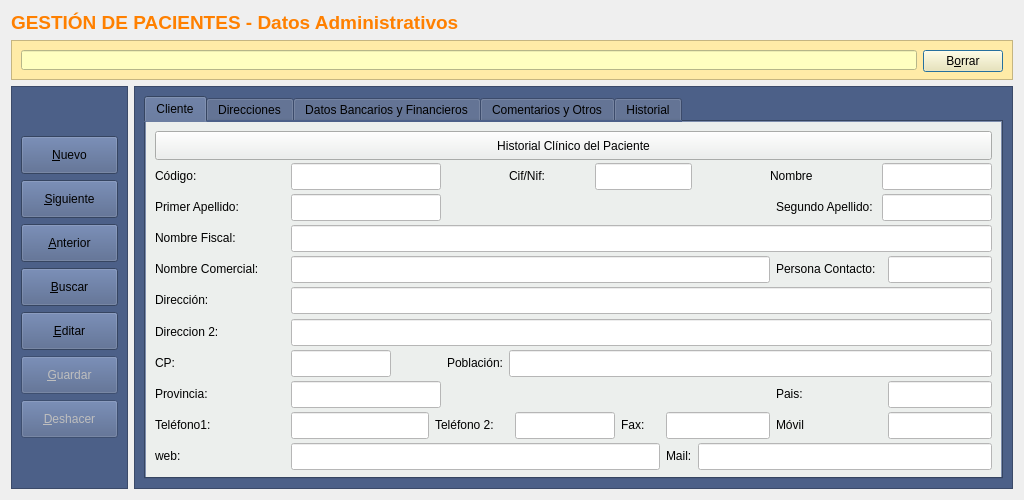
Qt form Zona_Pacientes/frmClientes.ui (arcnexus/RedFoX) before a commit.
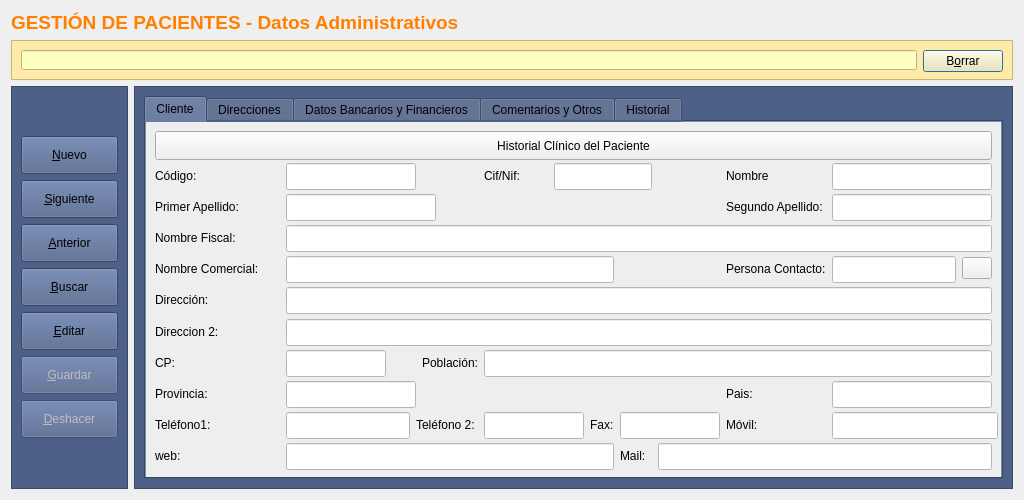
The same form after that commit. Icons and pictures are not drawn.

```diff
--- a/Zona_Pacientes/frmClientes.ui
+++ b/Zona_Pacientes/frmClientes.ui
@@ -1202,153 +1202,30 @@
           <attribute name="title">
            <string>Cliente</string>
           </attribute>
-          <layout class="QGridLayout" name="gridLayout_7">
-           <item row="0" column="0">
             <layout class="QGridLayout" name="gridLayout_2">
-             <item row="7" column="1" colspan="2">
-              <widget class="QLineEdit" name="txtcCp">
+           <item row="0" column="0" colspan="12">
+            <widget class="QPushButton" name="btnFichaPaciente">
                <property name="minimumSize">
                 <size>
                  <width>0</width>
-                 <height>27</height>
-                </size>
-               </property>
-               <property name="maximumSize">
-                <size>
-                 <width>100</width>
-                 <height>16777215</height>
-                </size>
-               </property>
+               <height>29</height>
+              </size>
+             </property>
                <property name="styleSheet">
-                <string notr="true">background-color: rgb(255, 255, 255);</string>
-               </property>
-              </widget>
-             </item>
-             <item row="8" column="0">
-              <widget class="QLabel" name="label_17">
+              <string notr="true"/>
+             </property>
                <property name="text">
-                <string>Provincia:                    </string>
-               </property>
-              </widget>
-             </item>
-             <item row="8" column="1" colspan="3">
-              <widget class="QLineEdit" name="txtcProvincia">
-               <property name="minimumSize">
-                <size>
-                 <width>0</width>
-                 <height>27</height>
-                </size>
-               </property>
-               <property name="maximumSize">
+              <string>Historial Clínico del Paciente</string>
+             </property>
+             <property name="icon">
+              <iconset resource="../terra.qrc">
+               <normaloff>:/Icons/PNG/medic.png</normaloff>:/Icons/PNG/medic.png</iconset>
+             </property>
+             <property name="iconSize">
                 <size>
-                 <width>150</width>
-                 <height>16777215</height>
-                </size>
-               </property>
-               <property name="styleSheet">
-                <string notr="true">background-color: rgb(255, 255, 255);</string>
-               </property>
-              </widget>
-             </item>
-             <item row="9" column="0">
-              <widget class="QLabel" name="label_19">
-               <property name="text">
-                <string>Teléfono1:                   </string>
-               </property>
-              </widget>
-             </item>
-             <item row="9" column="12" colspan="3">
-              <widget class="QLineEdit" name="txtcFax">
-               <property name="minimumSize">
-                <size>
-                 <width>100</width>
-                 <height>27</height>
-                </size>
-               </property>
-               <property name="styleSheet">
-                <string notr="true">background-color: rgb(255, 255, 255);</string>
-               </property>
-              </widget>
-             </item>
-             <item row="10" column="0">
-              <widget class="QLabel" name="label_23">
-               <property name="text">
-                <string>web:                              </string>
-               </property>
-              </widget>
-             </item>
-             <item row="8" column="4" colspan="10">
-              <spacer name="horizontalSpacer_4">
-               <property name="orientation">
-                <enum>Qt::Horizontal</enum>
-               </property>
-               <property name="sizeHint" stdset="0">
-                <size>
-                 <width>40</width>
-                 <height>20</height>
-                </size>
-               </property>
-              </spacer>
-             </item>
-             <item row="10" column="1" colspan="11">
-              <widget class="QLineEdit" name="txtcWeb">
-               <property name="minimumSize">
-                <size>
-                 <width>0</width>
-                 <height>27</height>
-                </size>
-               </property>
-               <property name="styleSheet">
-                <string notr="true">background-color: rgb(255, 255, 255);</string>
-               </property>
-               <property name="locale">
-                <locale language="Catalan" country="Spain"/>
-               </property>
-              </widget>
-             </item>
-             <item row="10" column="13" colspan="5">
-              <widget class="QLineEdit" name="txtcEMail">
-               <property name="minimumSize">
-                <size>
-                 <width>0</width>
-                 <height>27</height>
-                </size>
-               </property>
-               <property name="styleSheet">
-                <string notr="true">background-color: rgb(255, 255, 255);</string>
-               </property>
-              </widget>
-             </item>
-             <item row="10" column="12">
-              <widget class="QLabel" name="label_24">
-               <property name="text">
-                <string>Mail:</string>
-               </property>
-              </widget>
-             </item>
-             <item row="9" column="6" colspan="4">
-              <widget class="QLineEdit" name="txtcTelefono2">
-               <property name="minimumSize">
-                <size>
-                 <width>100</width>
-                 <height>27</height>
-                </size>
-               </property>
-               <property name="styleSheet">
-                <string notr="true">background-color: rgb(255, 255, 255);</string>
-               </property>
-              </widget>
-             </item>
-             <item row="4" column="1" colspan="14">
-              <widget class="QLineEdit" name="txtcNombreComercial">
-               <property name="minimumSize">
-                <size>
-                 <width>0</width>
-                 <height>27</height>
-                </size>
-               </property>
-               <property name="styleSheet">
-                <string notr="true">background-color: rgb(255, 255, 255);</string>
+               <width>21</width>
+               <height>21</height>
+              </size>
                </property>
               </widget>
              </item>
@@ -1359,7 +1236,7 @@
                </property>
               </widget>
              </item>
-             <item row="1" column="1" colspan="3">
+           <item row="1" column="1" colspan="2">
               <widget class="QLineEdit" name="txtcCodigoCliente">
                <property name="minimumSize">
                 <size>
@@ -1375,20 +1252,61 @@
                </property>
               </widget>
              </item>
-             <item row="1" column="4">
+           <item row="1" column="3">
               <spacer name="horizontalSpacer">
                <property name="orientation">
                 <enum>Qt::Horizontal</enum>
                </property>
                <property name="sizeHint" stdset="0">
                 <size>
-                 <width>40</width>
+               <width>67</width>
                  <height>20</height>
                 </size>
                </property>
               </spacer>
              </item>
-             <item row="1" column="16" colspan="2">
+           <item row="1" column="4">
+            <widget class="QLabel" name="label_2">
+             <property name="text">
+              <string>Cif/Nif:</string>
+             </property>
+            </widget>
+           </item>
+           <item row="1" column="5" colspan="3">
+            <widget class="QLineEdit" name="txtcCifNif">
+             <property name="minimumSize">
+              <size>
+               <width>0</width>
+               <height>27</height>
+              </size>
+             </property>
+             <property name="styleSheet">
+              <string notr="true">background-color: rgb(255, 255, 255);
+</string>
+             </property>
+            </widget>
+           </item>
+           <item row="1" column="8">
+            <spacer name="horizontalSpacer_2">
+             <property name="orientation">
+              <enum>Qt::Horizontal</enum>
+             </property>
+             <property name="sizeHint" stdset="0">
+              <size>
+               <width>52</width>
+               <height>20</height>
+              </size>
+             </property>
+            </spacer>
+           </item>
+           <item row="1" column="9">
+            <widget class="QLabel" name="label_3">
+             <property name="text">
+              <string>Nombre</string>
+             </property>
+            </widget>
+           </item>
+           <item row="1" column="10" colspan="2">
               <widget class="QLineEdit" name="txtcNombre">
                <property name="minimumSize">
                 <size>
@@ -1411,7 +1329,7 @@
                </property>
               </widget>
              </item>
-             <item row="2" column="1" colspan="3">
+           <item row="2" column="1" colspan="2">
               <widget class="QLineEdit" name="txtPrimerApellido">
                <property name="minimumSize">
                 <size>
@@ -1424,6 +1342,118 @@
                </property>
               </widget>
              </item>
+           <item row="2" column="9">
+            <widget class="QLabel" name="label_5">
+             <property name="text">
+              <string>Segundo Apellido:</string>
+             </property>
+            </widget>
+           </item>
+           <item row="2" column="10" colspan="2">
+            <widget class="QLineEdit" name="txtSegundoApellido">
+             <property name="minimumSize">
+              <size>
+               <width>0</width>
+               <height>27</height>
+              </size>
+             </property>
+             <property name="styleSheet">
+              <string notr="true">background-color: rgb(255, 255, 255);</string>
+             </property>
+            </widget>
+           </item>
+           <item row="3" column="0">
+            <widget class="QLabel" name="label_11">
+             <property name="text">
+              <string>Nombre Fiscal:          </string>
+             </property>
+            </widget>
+           </item>
+           <item row="3" column="1" colspan="11">
+            <widget class="QLineEdit" name="txtcNombreFiscal">
+             <property name="minimumSize">
+              <size>
+               <width>0</width>
+               <height>27</height>
+              </size>
+             </property>
+             <property name="styleSheet">
+              <string notr="true">background-color: rgb(255, 255, 255);</string>
+             </property>
+            </widget>
+           </item>
+           <item row="4" column="0">
+            <widget class="QLabel" name="label_12">
+             <property name="text">
+              <string>Nombre Comercial:</string>
+             </property>
+            </widget>
+           </item>
+           <item row="4" column="1" colspan="6">
+            <widget class="QLineEdit" name="txtcNombreComercial">
+             <property name="minimumSize">
+              <size>
+               <width>0</width>
+               <height>27</height>
+              </size>
+             </property>
+             <property name="maximumSize">
+              <size>
+               <width>367</width>
+               <height>16777215</height>
+              </size>
+             </property>
+             <property name="styleSheet">
+              <string notr="true">background-color: rgb(255, 255, 255);</string>
+             </property>
+            </widget>
+           </item>
+           <item row="4" column="9">
+            <widget class="QLabel" name="label_41">
+             <property name="text">
+              <string>Persona Contacto:</string>
+             </property>
+            </widget>
+           </item>
+           <item row="4" column="10">
+            <widget class="QLineEdit" name="txtcPersonaContacto">
+             <property name="minimumSize">
+              <size>
+               <width>0</width>
+               <height>27</height>
+              </size>
+             </property>
+             <property name="styleSheet">
+              <string notr="true">background-color: rgb(255, 255, 255);</string>
+             </property>
+            </widget>
+           </item>
+           <item row="4" column="11">
+            <widget class="QPushButton" name="btnOtrosContactos">
+             <property name="maximumSize">
+              <size>
+               <width>30</width>
+               <height>16777215</height>
+              </size>
+             </property>
+             <property name="toolTip">
+              <string>Otras personas de contacto</string>
+             </property>
+             <property name="text">
+              <string/>
+             </property>
+             <property name="icon">
+              <iconset resource="../terra.qrc">
+               <normaloff>:/Icons/PNG/users.png</normaloff>:/Icons/PNG/users.png</iconset>
+             </property>
+             <property name="iconSize">
+              <size>
+               <width>13</width>
+               <height>24</height>
+              </size>
+             </property>
+            </widget>
+           </item>
              <item row="5" column="0">
               <widget class="QLabel" name="label_13">
                <property name="text">
@@ -1431,6 +1461,19 @@
                </property>
               </widget>
              </item>
+           <item row="5" column="1" colspan="11">
+            <widget class="QLineEdit" name="txtcDireccion1">
+             <property name="minimumSize">
+              <size>
+               <width>0</width>
+               <height>27</height>
+              </size>
+             </property>
+             <property name="styleSheet">
+              <string notr="true">background-color: rgb(255, 255, 255);</string>
+             </property>
+            </widget>
+           </item>
              <item row="6" column="0">
               <widget class="QLabel" name="label_14">
                <property name="text">
@@ -1438,6 +1481,19 @@
                </property>
               </widget>
              </item>
+           <item row="6" column="1" colspan="11">
+            <widget class="QLineEdit" name="txtcDireccion2">
+             <property name="minimumSize">
+              <size>
+               <width>0</width>
+               <height>27</height>
+              </size>
+             </property>
+             <property name="styleSheet">
+              <string notr="true">background-color: rgb(255, 255, 255);</string>
+             </property>
+            </widget>
+           </item>
              <item row="7" column="0">
               <widget class="QLabel" name="label_15">
                <property name="text">
@@ -1445,33 +1501,111 @@
                </property>
               </widget>
              </item>
-             <item row="9" column="15" colspan="2">
-              <widget class="QLabel" name="label_22">
+           <item row="7" column="1">
+            <widget class="QLineEdit" name="txtcCp">
+             <property name="minimumSize">
+              <size>
+               <width>0</width>
+               <height>27</height>
+              </size>
+             </property>
+             <property name="maximumSize">
+              <size>
+               <width>100</width>
+               <height>16777215</height>
+              </size>
+             </property>
+             <property name="styleSheet">
+              <string notr="true">background-color: rgb(255, 255, 255);</string>
+             </property>
+            </widget>
+           </item>
+           <item row="7" column="3">
+            <widget class="QLabel" name="label_16">
                <property name="text">
-                <string>Móvil</string>
+              <string>Población:</string>
                </property>
               </widget>
              </item>
-             <item row="1" column="5" colspan="4">
-              <widget class="QLabel" name="label_2">
+           <item row="7" column="4" colspan="8">
+            <widget class="QLineEdit" name="txtcPoblacion">
+             <property name="minimumSize">
+              <size>
+               <width>0</width>
+               <height>27</height>
+              </size>
+             </property>
+             <property name="styleSheet">
+              <string notr="true">background-color: rgb(255, 255, 255);</string>
+             </property>
+            </widget>
+           </item>
+           <item row="8" column="0">
+            <widget class="QLabel" name="label_17">
                <property name="text">
-                <string>Cif/Nif:</string>
+              <string>Provincia:                    </string>
                </property>
               </widget>
              </item>
-             <item row="9" column="17">
-              <widget class="QLineEdit" name="txtcMovil">
+           <item row="8" column="1" colspan="2">
+            <widget class="QLineEdit" name="txtcProvincia">
                <property name="minimumSize">
                 <size>
                  <width>0</width>
                  <height>27</height>
                 </size>
                </property>
+             <property name="maximumSize">
+              <size>
+               <width>150</width>
+               <height>16777215</height>
+              </size>
+             </property>
                <property name="styleSheet">
                 <string notr="true">background-color: rgb(255, 255, 255);</string>
                </property>
               </widget>
              </item>
+           <item row="8" column="3">
+            <spacer name="horizontalSpacer_4">
+             <property name="orientation">
+              <enum>Qt::Horizontal</enum>
+             </property>
+             <property name="sizeHint" stdset="0">
+              <size>
+               <width>67</width>
+               <height>20</height>
+              </size>
+             </property>
+            </spacer>
+           </item>
+           <item row="8" column="9">
+            <widget class="QLabel" name="label_18">
+             <property name="text">
+              <string>Pais:</string>
+             </property>
+            </widget>
+           </item>
+           <item row="8" column="10" colspan="2">
+            <widget class="QLineEdit" name="txtcPais">
+             <property name="minimumSize">
+              <size>
+               <width>0</width>
+               <height>27</height>
+              </size>
+             </property>
+             <property name="styleSheet">
+              <string notr="true">background-color: rgb(255, 255, 255);</string>
+             </property>
+            </widget>
+           </item>
+           <item row="9" column="0">
+            <widget class="QLabel" name="label_19">
+             <property name="text">
+              <string>Teléfono1:                   </string>
+             </property>
+            </widget>
+           </item>
              <item row="9" column="1">
               <widget class="QLineEdit" name="txtcTelefono1">
                <property name="minimumSize">
@@ -1485,227 +1619,121 @@
                </property>
               </widget>
              </item>
-             <item row="9" column="2" colspan="4">
+           <item row="9" column="2" colspan="2">
               <widget class="QLabel" name="label_20">
                <property name="text">
                 <string>Teléfono 2:</string>
                </property>
               </widget>
              </item>
-             <item row="9" column="10" colspan="2">
+           <item row="9" column="4" colspan="2">
+            <widget class="QLineEdit" name="txtcTelefono2">
+             <property name="minimumSize">
+              <size>
+               <width>100</width>
+               <height>27</height>
+              </size>
+             </property>
+             <property name="styleSheet">
+              <string notr="true">background-color: rgb(255, 255, 255);</string>
+             </property>
+            </widget>
+           </item>
+           <item row="9" column="6">
               <widget class="QLabel" name="label_21">
                <property name="text">
                 <string>Fax:</string>
                </property>
               </widget>
              </item>
-             <item row="2" column="4" colspan="2">
+           <item row="9" column="7" colspan="2">
+            <widget class="QLineEdit" name="txtcFax">
+             <property name="minimumSize">
+              <size>
+               <width>100</width>
+               <height>27</height>
+              </size>
+             </property>
+             <property name="styleSheet">
+              <string notr="true">background-color: rgb(255, 255, 255);</string>
+             </property>
+            </widget>
+           </item>
+           <item row="9" column="9">
+            <widget class="QLabel" name="label_22">
+             <property name="text">
+              <string>Móvil:</string>
+             </property>
+            </widget>
+           </item>
+           <item row="9" column="10" colspan="2">
+            <widget class="QLineEdit" name="txtcMovil">
+             <property name="minimumSize">
+              <size>
+               <width>166</width>
+               <height>27</height>
+              </size>
+             </property>
+             <property name="styleSheet">
+              <string notr="true">background-color: rgb(255, 255, 255);</string>
+             </property>
+            </widget>
+           </item>
+           <item row="10" column="0">
+            <widget class="QLabel" name="label_23">
+             <property name="text">
+              <string>web:                              </string>
+             </property>
+            </widget>
+           </item>
+           <item row="10" column="1" colspan="6">
+            <widget class="QLineEdit" name="txtcWeb">
+             <property name="minimumSize">
+              <size>
+               <width>0</width>
+               <height>27</height>
+              </size>
+             </property>
+             <property name="styleSheet">
+              <string notr="true">background-color: rgb(255, 255, 255);</string>
+             </property>
+             <property name="locale">
+              <locale language="Catalan" country="Spain"/>
+             </property>
+            </widget>
+           </item>
+           <item row="10" column="7">
+            <widget class="QLabel" name="label_24">
+             <property name="text">
+              <string>Mail:</string>
+             </property>
+            </widget>
+           </item>
+           <item row="10" column="8" colspan="4">
+            <widget class="QLineEdit" name="txtcEMail">
+             <property name="minimumSize">
+              <size>
+               <width>0</width>
+               <height>27</height>
+              </size>
+             </property>
+             <property name="styleSheet">
+              <string notr="true">background-color: rgb(255, 255, 255);</string>
+             </property>
+            </widget>
+           </item>
+           <item row="2" column="4">
               <spacer name="horizontalSpacer_3">
                <property name="orientation">
                 <enum>Qt::Horizontal</enum>
                </property>
                <property name="sizeHint" stdset="0">
                 <size>
-                 <width>40</width>
+               <width>67</width>
                  <height>20</height>
                 </size>
                </property>
               </spacer>
-             </item>
-             <item row="3" column="0">
-              <widget class="QLabel" name="label_11">
-               <property name="text">
-                <string>Nombre Fiscal:          </string>
-               </property>
-              </widget>
-             </item>
-             <item row="4" column="0">
-              <widget class="QLabel" name="label_12">
-               <property name="text">
-                <string>Nombre Comercial:</string>
-               </property>
-              </widget>
-             </item>
-             <item row="2" column="15">
-              <widget class="QLabel" name="label_5">
-               <property name="text">
-                <string>Segundo Apellido:</string>
-               </property>
-              </widget>
-             </item>
-             <item row="2" column="16" colspan="2">
-              <widget class="QLineEdit" name="txtSegundoApellido">
-               <property name="minimumSize">
-                <size>
-                 <width>0</width>
-                 <height>27</height>
-                </size>
-               </property>
-               <property name="styleSheet">
-                <string notr="true">background-color: rgb(255, 255, 255);</string>
-               </property>
-              </widget>
-             </item>
-             <item row="3" column="1" colspan="17">
-              <widget class="QLineEdit" name="txtcNombreFiscal">
-               <property name="minimumSize">
-                <size>
-                 <width>0</width>
-                 <height>27</height>
-                </size>
-               </property>
-               <property name="styleSheet">
-                <string notr="true">background-color: rgb(255, 255, 255);</string>
-               </property>
-              </widget>
-             </item>
-             <item row="5" column="1" colspan="17">
-              <widget class="QLineEdit" name="txtcDireccion1">
-               <property name="minimumSize">
-                <size>
-                 <width>0</width>
-                 <height>27</height>
-                </size>
-               </property>
-               <property name="styleSheet">
-                <string notr="true">background-color: rgb(255, 255, 255);</string>
-               </property>
-              </widget>
-             </item>
-             <item row="4" column="15">
-              <widget class="QLabel" name="label_41">
-               <property name="text">
-                <string>Persona Contacto:</string>
-               </property>
-              </widget>
-             </item>
-             <item row="4" column="17">
-              <widget class="QLineEdit" name="txtcPersonaContacto">
-               <property name="minimumSize">
-                <size>
-                 <width>0</width>
-                 <height>27</height>
-                </size>
-               </property>
-               <property name="styleSheet">
-                <string notr="true">background-color: rgb(255, 255, 255);</string>
-               </property>
-              </widget>
-             </item>
-             <item row="1" column="9" colspan="4">
-              <widget class="QLineEdit" name="txtcCifNif">
-               <property name="minimumSize">
-                <size>
-                 <width>0</width>
-                 <height>27</height>
-                </size>
-               </property>
-               <property name="styleSheet">
-                <string notr="true">background-color: rgb(255, 255, 255);
-</string>
-               </property>
-              </widget>
-             </item>
-             <item row="1" column="13">
-              <spacer name="horizontalSpacer_2">
-               <property name="orientation">
-                <enum>Qt::Horizontal</enum>
-               </property>
-               <property name="sizeHint" stdset="0">
-                <size>
-                 <width>40</width>
-                 <height>20</height>
-                </size>
-               </property>
-              </spacer>
-             </item>
-             <item row="1" column="14" colspan="2">
-              <widget class="QLabel" name="label_3">
-               <property name="text">
-                <string>Nombre</string>
-               </property>
-              </widget>
-             </item>
-             <item row="6" column="1" colspan="17">
-              <widget class="QLineEdit" name="txtcDireccion2">
-               <property name="minimumSize">
-                <size>
-                 <width>0</width>
-                 <height>27</height>
-                </size>
-               </property>
-               <property name="styleSheet">
-                <string notr="true">background-color: rgb(255, 255, 255);</string>
-               </property>
-              </widget>
-             </item>
-             <item row="7" column="5" colspan="13">
-              <widget class="QLineEdit" name="txtcPoblacion">
-               <property name="minimumSize">
-                <size>
-                 <width>0</width>
-                 <height>27</height>
-                </size>
-               </property>
-               <property name="styleSheet">
-                <string notr="true">background-color: rgb(255, 255, 255);</string>
-               </property>
-              </widget>
-             </item>
-             <item row="7" column="4">
-              <widget class="QLabel" name="label_16">
-               <property name="text">
-                <string>Población:</string>
-               </property>
-              </widget>
-             </item>
-             <item row="8" column="17">
-              <widget class="QLineEdit" name="txtcPais">
-               <property name="minimumSize">
-                <size>
-                 <width>0</width>
-                 <height>27</height>
-                </size>
-               </property>
-               <property name="styleSheet">
-                <string notr="true">background-color: rgb(255, 255, 255);</string>
-               </property>
-              </widget>
-             </item>
-             <item row="8" column="15">
-              <widget class="QLabel" name="label_18">
-               <property name="text">
-                <string>Pais:</string>
-               </property>
-              </widget>
-             </item>
-             <item row="0" column="0" colspan="18">
-              <widget class="QPushButton" name="btnFichaPaciente">
-               <property name="minimumSize">
-                <size>
-                 <width>0</width>
-                 <height>29</height>
-                </size>
-               </property>
-               <property name="styleSheet">
-                <string notr="true"/>
-               </property>
-               <property name="text">
-                <string>Historial Clínico del Paciente</string>
-               </property>
-               <property name="icon">
-                <iconset resource="../terra.qrc">
-                 <normaloff>:/Icons/PNG/medic.png</normaloff>:/Icons/PNG/medic.png</iconset>
-               </property>
-               <property name="iconSize">
-                <size>
-                 <width>21</width>
-                 <height>21</height>
-                </size>
-               </property>
-              </widget>
-             </item>
-            </layout>
            </item>
           </layout>
          </widget>
```
Left out of the diff: 1 changed line with no effect on the pictures. Lines whose indentation alone changed are shown as unchanged.
